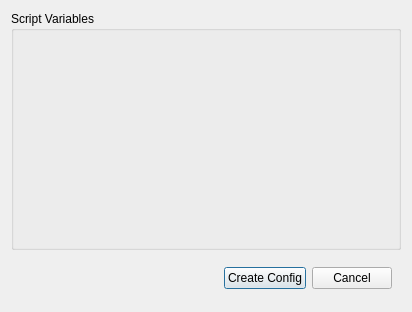
Above: opus_gui/config/datamanager/configurescript.ui from psrc/urbansim before the change. Below: the same form after it.
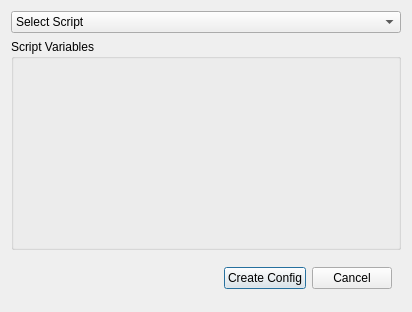
That is the form after the change.

Commit message: Ticket #232 - Starting to refactor the script library to support the creation of script_configs in a batch on the fly.  In order to do this we have to have variable templates for the configs within the library.  This is just the first step toward the ability to add script_configs to the batches in the data manager scripts section

```diff
--- a/opus_gui/config/datamanager/configurescript.ui
+++ b/opus_gui/config/datamanager/configurescript.ui
@@ -13,6 +13,15 @@
    <string>Dialog</string>
   </property>
   <layout class="QVBoxLayout" >
+   <item>
+    <widget class="QComboBox" name="comboBox" >
+     <item>
+      <property name="text" >
+       <string>Select Script</string>
+      </property>
+     </item>
+    </widget>
+   </item>
    <item>
     <widget class="QGroupBox" name="variableBox" >
      <property name="title" >
```
The commit also changes 5 other files.
